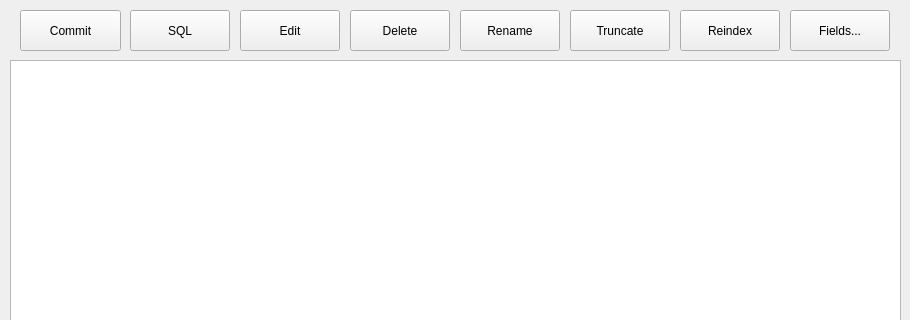
First picture: the form in DatabaseViewWindow.ui, repository adamarutyunov/QLAdmin, before the edit; both pictures show x 0 to 910 and y 0 to 320 of the 910 by 760 pixel window.
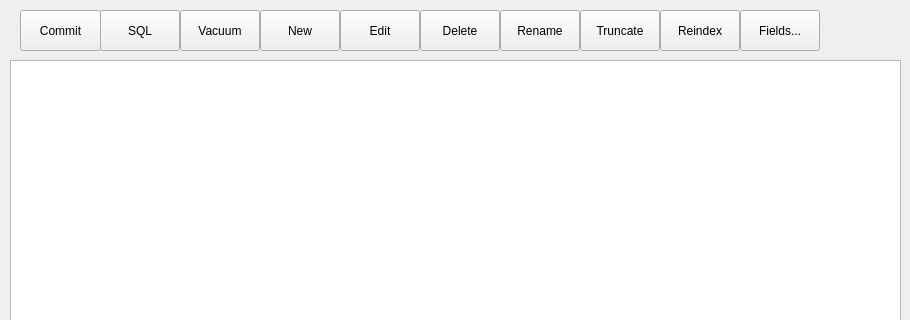
Second picture: the form after the edit.

Commit message: Created new UIs and classes for creating the table (and the new colmns with primary key or unique statuses). Minimal changes in architecture.

```diff
--- a/DatabaseViewWindow.ui
+++ b/DatabaseViewWindow.ui
@@ -18,7 +18,7 @@
     <rect>
      <x>20</x>
      <y>10</y>
-     <width>101</width>
+     <width>81</width>
      <height>41</height>
     </rect>
    </property>
@@ -29,9 +29,9 @@
   <widget class="QPushButton" name="edit_button">
    <property name="geometry">
     <rect>
-     <x>240</x>
+     <x>340</x>
      <y>10</y>
-     <width>100</width>
+     <width>80</width>
      <height>41</height>
     </rect>
    </property>
@@ -42,9 +42,9 @@
   <widget class="QPushButton" name="delete_button">
    <property name="geometry">
     <rect>
-     <x>350</x>
+     <x>420</x>
      <y>10</y>
-     <width>100</width>
+     <width>80</width>
      <height>41</height>
     </rect>
    </property>
@@ -65,9 +65,9 @@
   <widget class="QPushButton" name="sql_button">
    <property name="geometry">
     <rect>
-     <x>130</x>
+     <x>100</x>
      <y>10</y>
-     <width>100</width>
+     <width>80</width>
      <height>41</height>
     </rect>
    </property>
@@ -78,9 +78,9 @@
   <widget class="QPushButton" name="reindex_button">
    <property name="geometry">
     <rect>
-     <x>680</x>
+     <x>660</x>
      <y>10</y>
-     <width>100</width>
+     <width>80</width>
      <height>41</height>
     </rect>
    </property>
@@ -91,9 +91,9 @@
   <widget class="QPushButton" name="truncate_button">
    <property name="geometry">
     <rect>
-     <x>570</x>
+     <x>580</x>
      <y>10</y>
-     <width>100</width>
+     <width>80</width>
      <height>41</height>
     </rect>
    </property>
@@ -104,9 +104,9 @@
   <widget class="QPushButton" name="fields_button">
    <property name="geometry">
     <rect>
-     <x>790</x>
+     <x>740</x>
      <y>10</y>
-     <width>100</width>
+     <width>80</width>
      <height>41</height>
     </rect>
    </property>
@@ -117,9 +117,9 @@
   <widget class="QPushButton" name="rename_button">
    <property name="geometry">
     <rect>
-     <x>460</x>
+     <x>500</x>
      <y>10</y>
-     <width>100</width>
+     <width>80</width>
      <height>41</height>
     </rect>
    </property>
@@ -127,6 +127,32 @@
     <string>Rename</string>
    </property>
   </widget>
+  <widget class="QPushButton" name="vacuum_button">
+   <property name="geometry">
+    <rect>
+     <x>180</x>
+     <y>10</y>
+     <width>80</width>
+     <height>41</height>
+    </rect>
+   </property>
+   <property name="text">
+    <string>Vacuum</string>
+   </property>
+  </widget>
+  <widget class="QPushButton" name="newtable_button">
+   <property name="geometry">
+    <rect>
+     <x>260</x>
+     <y>10</y>
+     <width>80</width>
+     <height>41</height>
+    </rect>
+   </property>
+   <property name="text">
+    <string>New</string>
+   </property>
+  </widget>
  </widget>
  <resources/>
  <connections/>
```
The commit also changes 4 other files.
